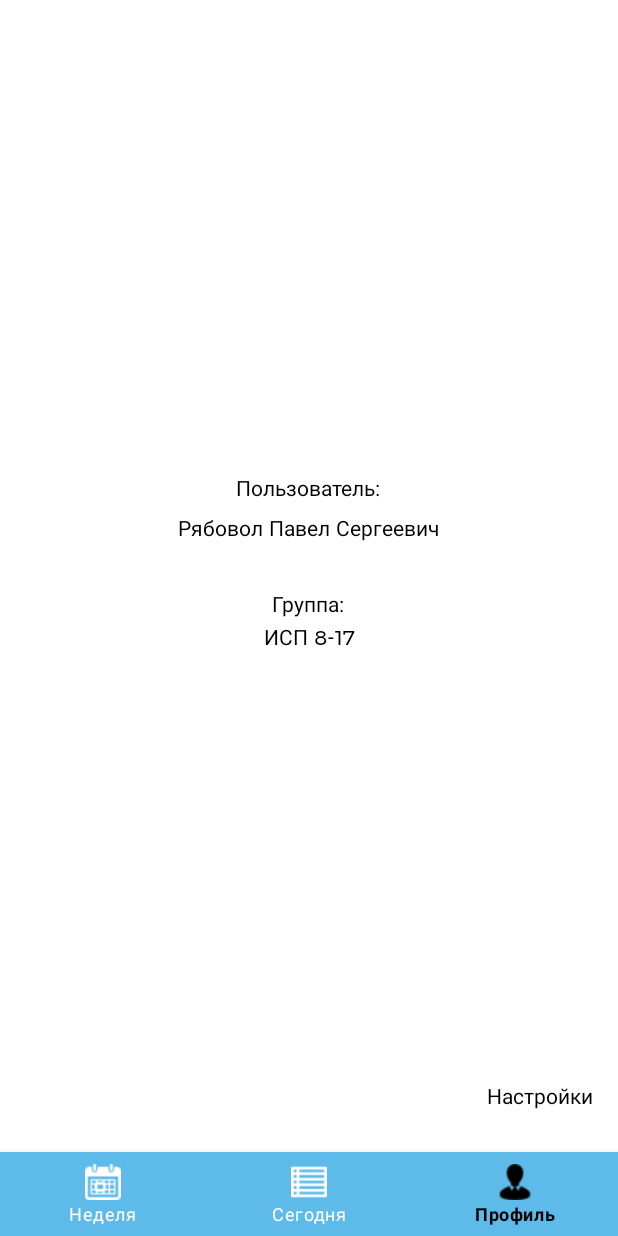
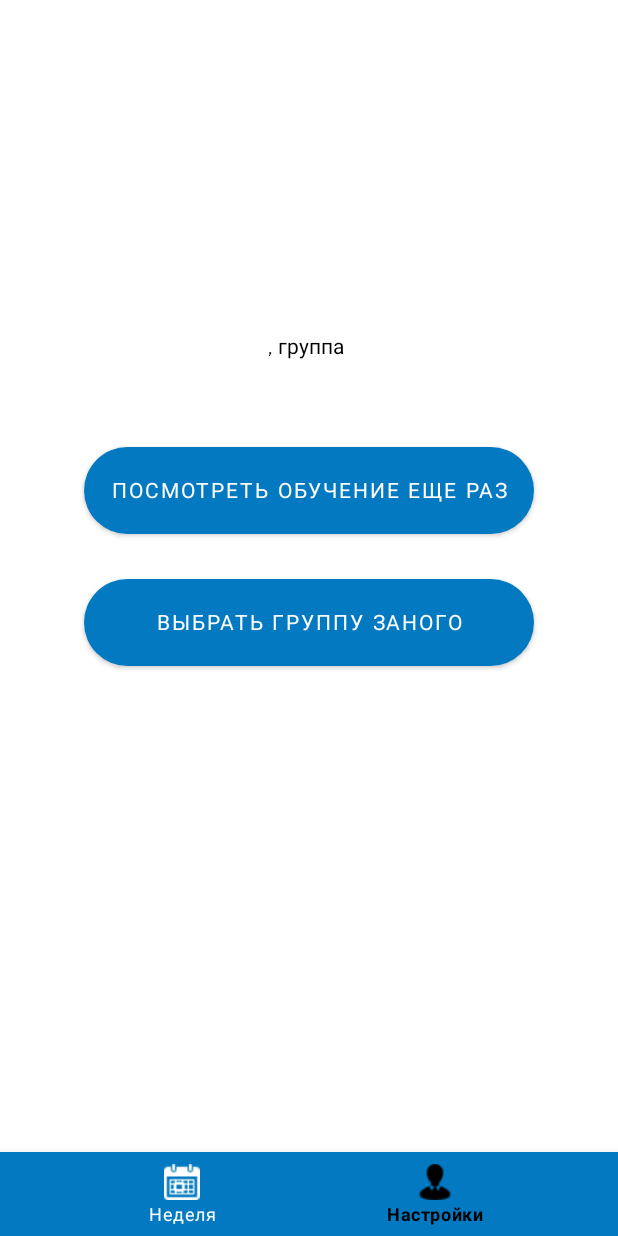
Before and after one commit to RealPepper/mobile_sheduleChenk, an Android app: the User screen opened directly, with no data from a screen before it, on a phone screen of 412 x 824 dp. Run offline under Robolectric (Android 15) with nearby library versions, the phone set to English and light mode, and no system bars.

Commit message:
мелкие доработки

```diff
--- a/app/src/main/java/com/example/schedulechenk/activities/ChoiceActivity.java
+++ b/app/src/main/java/com/example/schedulechenk/activities/ChoiceActivity.java
@@ -58,6 +58,7 @@ public class ChoiceActivity extends AppCompatActivity implements ClickListeners
         recyclerInitialization.CourseInitialization(activityChoiseBinding,this, this);
 
         setSharedPreferences("complexId",complexId);
+        setSharedPreferences("complexName",complexModel.getComplexName());
     }
 
     @Override
@@ -68,6 +69,7 @@ public class ChoiceActivity extends AppCompatActivity implements ClickListeners
     @Override
     public void onGroupClick(GroupModel groupModel) {
         setSharedPreferences("group",groupModel.getGroupId());
+        setSharedPreferences("groupName",groupModel.getGroup());
         Intent intent= new Intent(this, Weekly.class);
         startActivity(intent);
     }
--- a/app/src/main/java/com/example/schedulechenk/activities/GuideActivity.java
+++ b/app/src/main/java/com/example/schedulechenk/activities/GuideActivity.java
@@ -15,6 +15,7 @@ import androidx.viewpager2.widget.ViewPager2;
 import com.example.schedulechenk.adapters.GuideAdapter;
 import com.example.schedulechenk.GuideItem;
 import com.example.schedulechenk.R;
+import com.example.schedulechenk.fragments.Weekly;
 
 import java.util.ArrayList;
 import java.util.List;
@@ -38,6 +39,7 @@ public class GuideActivity extends AppCompatActivity {
         final ViewPager2 guideViewPager = findViewById(R.id.guideViewPager);
         guideViewPager.setAdapter(guideAdapter);
 
+        Bundle extras =getIntent().getExtras();
 
         setupGuideIndicators();
         setCurrentGuideIndicators(0);
@@ -57,6 +59,12 @@ public class GuideActivity extends AppCompatActivity {
                 if(guideViewPager.getCurrentItem() +1 < guideAdapter.getItemCount()){
                     guideViewPager.setCurrentItem(guideViewPager.getCurrentItem() + 1);
                 }else{
+                    if(extras != null) {
+                        if(extras.getBoolean("isRepeat")){
+                            startActivity(new Intent(getApplicationContext(), Weekly.class));
+                            finish();
+                        }
+                    }
                     startActivity(new Intent(getApplicationContext(), ChoiceActivity.class));
                     finish();
                 }
--- a/app/src/main/java/com/example/schedulechenk/activities/SplashActivity.java
+++ b/app/src/main/java/com/example/schedulechenk/activities/SplashActivity.java
@@ -7,6 +7,7 @@ import android.content.SharedPreferences;
 import android.os.Bundle;
 
 import com.example.schedulechenk.activities.GuideActivity;
+import com.example.schedulechenk.fragments.Weekly;
 import com.example.schedulechenk.models.ComplexModel;
 import com.example.schedulechenk.parser.Parser;
 
@@ -17,14 +18,25 @@ public class SplashActivity extends AppCompatActivity {
 
     private static final String PREFERENCES_NAME = "check_launch";
     SharedPreferences sp;
+    SharedPreferences sharedPreferences;
+    private static final String PREFERENCES_NAME_CHOICE = "user_choice";
 
     @Override
     protected void onCreate(Bundle savedInstanceState) {
         super.onCreate(savedInstanceState);
+        sharedPreferences = getSharedPreferences(PREFERENCES_NAME_CHOICE,MODE_PRIVATE);
+        int complexId = sharedPreferences.getInt("complexId", 0),
+            groupId = sharedPreferences.getInt("group",0);
 
         if(isLaunching()){
-            Intent intent = new Intent(this, ChoiceActivity.class);
-            startActivity(intent);
+            if(complexId != 0 && groupId !=0){
+                Intent intent = new Intent(this, Weekly.class);
+                startActivity(intent);
+            }else{
+                Intent intent = new Intent(this, ChoiceActivity.class);
+                startActivity(intent);
+            }
+
         }else{
             Intent intent = new Intent(this, GuideActivity.class);
             startActivity(intent);
--- a/app/src/main/java/com/example/schedulechenk/fragments/Daily.java
+++ b/app/src/main/java/com/example/schedulechenk/fragments/Daily.java
@@ -6,11 +6,13 @@ import androidx.appcompat.app.AppCompatActivity;
 import android.content.Intent;
 import android.os.Bundle;
 import android.view.MenuItem;
+import android.widget.TextView;
 
 import com.example.schedulechenk.R;
 import com.google.android.material.bottomnavigation.BottomNavigationView;
 
 public class Daily extends AppCompatActivity {
+
 
     @Override
     protected void onCreate(Bundle savedInstanceState) {
@@ -19,12 +21,11 @@ public class Daily extends AppCompatActivity {
 
 
 
-        BottomNavigationView bottomNavigationView = findViewById(R.id.bottom_navigation);
 
 
-        bottomNavigationView.setSelectedItemId(R.id.navigation_daily);
 
-
+        BottomNavigationView bottomNavigationView = findViewById(R.id.bottom_navigation);
+        //bottomNavigationView.setSelectedItemId(R.id.navigation_daily);
         bottomNavigationView.setOnNavigationItemSelectedListener(new BottomNavigationView.OnNavigationItemSelectedListener() {
             @Override
             public boolean onNavigationItemSelected(@NonNull MenuItem menuItem) {
@@ -35,9 +36,9 @@ public class Daily extends AppCompatActivity {
                                 Weekly.class));
                         overridePendingTransition(0,0);
                         return true;
-                    case R.id.navigation_daily:
+                    /*case R.id.navigation_daily:
 
-                        return true;
+                        return true;*/
                     case R.id.navigation_user:
                         startActivity(new Intent(getApplicationContext(),
                                 User.class));
@@ -49,7 +50,4 @@ public class Daily extends AppCompatActivity {
         });
 
     }
-
-
-
 }
--- a/app/src/main/java/com/example/schedulechenk/fragments/User.java
+++ b/app/src/main/java/com/example/schedulechenk/fragments/User.java
@@ -4,26 +4,56 @@ import androidx.annotation.NonNull;
 import androidx.appcompat.app.AppCompatActivity;
 
 import android.content.Intent;
+import android.content.SharedPreferences;
 import android.os.Bundle;
 import android.view.MenuItem;
+import android.view.View;
+import android.widget.Button;
+import android.widget.TextView;
 
 import com.example.schedulechenk.R;
+import com.example.schedulechenk.activities.ChoiceActivity;
+import com.example.schedulechenk.activities.GuideActivity;
 import com.google.android.material.bottomnavigation.BottomNavigationView;
 
 public class User extends AppCompatActivity {
+
+    private SharedPreferences sharedPreferences;
+    private static final String PREFERENCES_NAME = "user_choice";
+    private Button repeatChoiceSettings,
+                   showGuideText;
+    private TextView groupAndCorpusText;
 
     @Override
     protected void onCreate(Bundle savedInstanceState) {
         super.onCreate(savedInstanceState);
         setContentView(R.layout.activity_user);
 
+        groupAndCorpusText = findViewById(R.id.groupAndCorpusSettings);
+        showGuideText = findViewById(R.id.showGuideSettings);
+        repeatChoiceSettings = findViewById(R.id.repeatChoiceSettings);
+
+        sharedPreferences = getSharedPreferences(PREFERENCES_NAME,MODE_PRIVATE);
+
+        String group = sharedPreferences.getString("groupName",""),
+               complex = sharedPreferences.getString("complexName","");
+        String groupAndComplex = complex + ", группа " + group;
+
+        groupAndCorpusText.setText(groupAndComplex);
+
+
+        showGuideText.setOnClickListener(v -> {
+            Intent intentGuide = new Intent(getApplicationContext(), GuideActivity.class);
+            intentGuide.putExtra("isRepeat", true);
+            startActivity(intentGuide);
+        });
+        repeatChoiceSettings.setOnClickListener(v -> {
+            Intent intentChoice = new Intent(getApplicationContext(), ChoiceActivity.class);
+            startActivity(intentChoice);
+        });
 
         BottomNavigationView bottomNavigationView = findViewById(R.id.bottom_navigation);
-
-
         bottomNavigationView.setSelectedItemId(R.id.navigation_user);
-
-
         bottomNavigationView.setOnNavigationItemSelectedListener(new BottomNavigationView.OnNavigationItemSelectedListener() {
             @Override
             public boolean onNavigationItemSelected(@NonNull MenuItem menuItem) {
@@ -34,11 +64,11 @@ public class User extends AppCompatActivity {
                                 Weekly.class));
                         overridePendingTransition(0,0);
                         return true;
-                    case R.id.navigation_daily:
+                    /*case R.id.navigation_daily:
                         startActivity(new Intent(getApplicationContext(),
                                 Daily.class));
                         overridePendingTransition(0,0);
-                        return true;
+                        return true;*/
                     case R.id.navigation_user:
 
                         return true;
--- a/app/src/main/java/com/example/schedulechenk/fragments/Weekly.java
+++ b/app/src/main/java/com/example/schedulechenk/fragments/Weekly.java
@@ -46,11 +46,11 @@ public class Weekly extends AppCompatActivity {
                 case R.id.navigation_weekly:
 
                     return true;
-                case R.id.navigation_daily:
+                /*case R.id.navigation_daily:
                     startActivity(new Intent(getApplicationContext(),
                             Daily.class));
                     overridePendingTransition(0,0);
-                    return true;
+                    return true;*/
                 case R.id.navigation_user:
                     startActivity(new Intent(getApplicationContext(),
                             User.class));
--- a/app/src/main/java/com/example/schedulechenk/parser/Parser.java
+++ b/app/src/main/java/com/example/schedulechenk/parser/Parser.java
@@ -138,16 +138,25 @@ public class Parser {
 
                 Elements scheduleTable = sheduleDocument.getElementsByTag("td");
 
+                for(Element tdElement:scheduleTable){
 
-                for(Element tdElement:scheduleTable){
                     List<PairModel> pairModels = new ArrayList<>();
+
                     for(Element lessonElement:tdElement.children().get(1).children()){
 
+                        PairModel pairModel = new PairModel();
+
+
                         Elements firstElementInLessonDiv = lessonElement.children().first().children();
+
+                        if(lessonElement.children().last().children().size() != 0){
                             Elements secondElementInLessonDiv = lessonElement.children().last().children().get(0).children();
                             Elements thridElementInLessonDiv = lessonElement.children().last().children().get(1).children();
 
-                        PairModel pairModel = new PairModel();
+                            pairModel.setDiscipline(secondElementInLessonDiv.first().text());
+
+                            if(lessonElement.getElementsByTag("sup").size() != 0)
+                                pairModel.setIsCancel(secondElementInLessonDiv.last().text());
 
                             pairModel.setPair(firstElementInLessonDiv.get(0).text());
 
@@ -155,23 +164,24 @@ public class Parser {
 
                             pairModel.setEndTime(firstElementInLessonDiv.get(2).text());
 
-                        pairModel.setDiscipline(secondElementInLessonDiv.first().text());
-
-                        if(lessonElement.getElementsByTag("sup").size() != 0)
-                            pairModel.setIsCancel(secondElementInLessonDiv.last().text());
-
                             pairModel.setEducator(thridElementInLessonDiv.first().children().first().text());
 
                             pairModel.setCabinet(thridElementInLessonDiv.last().text());
 
+                        }else {
+                            pairModel.setCabinet("отсутствует");
+                            pairModel.setPair(firstElementInLessonDiv.get(0).text());
+                            pairModel.setStartTime(firstElementInLessonDiv.get(1).text());
+                            pairModel.setEndTime(firstElementInLessonDiv.get(2).text());
+                        }
                         pairModels.add(pairModel);
                     }
+
                     ScheduleModel scheduleModel = new ScheduleModel();
 
                     scheduleModel.setWeek(sheduleDocument.getElementsByTag("span").get(3).text());
 
                     scheduleModel.setDay(tdElement.children().get(0).text());
-
 
                     scheduleModel.setPairModels(pairModels);
 
--- a/app/src/main/res/layout/activity_user.xml
+++ b/app/src/main/res/layout/activity_user.xml
@@ -7,103 +7,13 @@
     android:layout_height="match_parent"
     tools:context=".fragments.User">
 
-    <TextView
-        android:id="@+id/fio_view"
-        android:layout_width="wrap_content"
-        android:layout_height="wrap_content"
-        android:layout_above="@+id/bottom_navigation"
-        android:layout_alignParentStart="true"
-        android:layout_alignParentLeft="true"
-        android:layout_alignParentTop="true"
-        android:layout_alignParentEnd="true"
-        android:layout_alignParentRight="true"
-        android:fontFamily="@font/montserrat"
-        android:text="Пользователь:"
-        android:textColor="#000000"
-        app:layout_constraintBottom_toTopOf="@+id/bottom_navigation"
-        app:layout_constraintEnd_toEndOf="parent"
-        app:layout_constraintHorizontal_bias="0.498"
-        app:layout_constraintStart_toStartOf="parent"
-        app:layout_constraintTop_toTopOf="parent"
-        app:layout_constraintVertical_bias="0.422" />
-
-    <TextView
-        android:id="@+id/groupView"
-        android:layout_width="wrap_content"
-        android:layout_height="wrap_content"
-        android:layout_above="@+id/bottom_navigation"
-        android:layout_alignParentStart="true"
-        android:layout_alignParentLeft="true"
-        android:layout_alignParentTop="true"
-        android:layout_alignParentEnd="true"
-        android:layout_alignParentRight="true"
-        android:fontFamily="@font/montserrat"
-        android:text="Группа:"
-        android:textColor="#000000"
-        app:layout_constraintBottom_toTopOf="@+id/bottom_navigation"
-        app:layout_constraintEnd_toEndOf="parent"
-        app:layout_constraintHorizontal_bias="0.498"
-        app:layout_constraintStart_toStartOf="parent"
-        app:layout_constraintTop_toBottomOf="@+id/fio_text"
-        app:layout_constraintVertical_bias="0.075" />
-
-    <TextView
-        android:id="@+id/group_text"
-        android:layout_width="wrap_content"
-        android:layout_height="wrap_content"
-        android:layout_above="@+id/bottom_navigation"
-        android:layout_alignParentStart="true"
-        android:layout_alignParentLeft="true"
-        android:layout_alignParentTop="true"
-        android:layout_alignParentEnd="true"
-        android:layout_alignParentRight="true"
-        android:fontFamily="@font/montserrat"
-        android:text="ИСП 8-17"
-        android:textColor="#000000"
-        app:layout_constraintBottom_toTopOf="@+id/bottom_navigation"
-        app:layout_constraintEnd_toEndOf="parent"
-        app:layout_constraintStart_toStartOf="parent"
-        app:layout_constraintTop_toBottomOf="@+id/groupView"
-        app:layout_constraintVertical_bias="0.0" />
-
-    <TextView
-        android:id="@+id/fio_text"
-        android:layout_width="wrap_content"
-        android:layout_height="wrap_content"
-        android:layout_above="@+id/bottom_navigation"
-        android:layout_alignParentStart="true"
-        android:layout_alignParentLeft="true"
-        android:layout_alignParentTop="true"
-        android:layout_alignParentEnd="true"
-        android:layout_alignParentRight="true"
-        android:fontFamily="@font/montserrat"
-        android:text="Рябовол Павел Сергеевич"
-        android:textColor="#000000"
-        app:layout_constraintBottom_toTopOf="@+id/bottom_navigation"
-        app:layout_constraintEnd_toEndOf="parent"
-        app:layout_constraintHorizontal_bias="0.498"
-        app:layout_constraintStart_toStartOf="parent"
-        app:layout_constraintTop_toBottomOf="@+id/fio_view"
-        app:layout_constraintVertical_bias="0.011" />
-
-    <TextView
-        android:id="@+id/settingsButton"
-        android:layout_width="wrap_content"
-        android:layout_height="wrap_content"
-        android:layout_marginBottom="28dp"
-        android:text="Настройки"
-        android:textColor="#000000"
-        app:layout_constraintBottom_toTopOf="@+id/bottom_navigation"
-        app:layout_constraintEnd_toEndOf="parent"
-        app:layout_constraintHorizontal_bias="0.952"
-        app:layout_constraintStart_toStartOf="parent" />
-
     <com.google.android.material.bottomnavigation.BottomNavigationView
         android:id="@+id/bottom_navigation"
         android:layout_width="match_parent"
         android:layout_height="wrap_content"
         android:layout_alignParentBottom="true"
-        app:itemBackground="@color/colorSecondary"
+        app:itemBackground="@color/colorPrimary"
+        android:background="@color/colorPrimary"
         app:itemIconTint="@drawable/selector"
         app:itemTextColor="@drawable/selector"
         app:layout_constraintBottom_toBottomOf="parent"
@@ -111,4 +21,40 @@
         app:layout_constraintStart_toStartOf="parent"
         app:menu="@menu/bottom_nav_menu" />
 
+    <TextView
+        android:id="@+id/groupAndCorpusSettings"
+        android:layout_width="wrap_content"
+        android:layout_height="wrap_content"
+        android:layout_marginTop="220dp"
+        android:fontFamily="@font/montserrat"
+        android:text=""
+        android:textColor="#000000"
+        app:layout_constraintEnd_toEndOf="parent"
+        app:layout_constraintStart_toStartOf="parent"
+        app:layout_constraintTop_toTopOf="parent" />
+
+    <Button
+        android:id="@+id/showGuideSettings"
+        android:layout_width="300dp"
+        android:layout_height="70dp"
+        android:layout_marginTop="50dp"
+        android:fontFamily="@font/montserrat"
+        android:text="Посмотреть обучение еще раз"
+        app:cornerRadius="30dp"
+        app:layout_constraintEnd_toEndOf="parent"
+        app:layout_constraintStart_toStartOf="parent"
+        app:layout_constraintTop_toBottomOf="@+id/groupAndCorpusSettings" />
+
+    <Button
+        android:id="@+id/repeatChoiceSettings"
+        android:layout_width="300dp"
+        android:layout_height="70dp"
+        android:layout_marginTop="18dp"
+        android:fontFamily="@font/montserrat"
+        android:text="выбрать группу заного"
+        app:layout_constraintEnd_toEndOf="parent"
+        app:layout_constraintStart_toStartOf="parent"
+        app:layout_constraintTop_toBottomOf="@+id/showGuideSettings"
+        app:cornerRadius="30dp"/>
+
 </androidx.constraintlayout.widget.ConstraintLayout>
--- a/app/src/main/res/layout/activity_weekly.xml
+++ b/app/src/main/res/layout/activity_weekly.xml
@@ -17,7 +17,8 @@
             android:layout_height="wrap_content"
             android:id="@+id/bottom_navigation"
             app:menu="@menu/bottom_nav_menu"
-            app:itemBackground="@color/colorSecondary"
+            app:itemBackground="@color/colorPrimary"
+            android:background="@color/colorPrimary"
             app:itemTextColor="@drawable/selector"
             app:itemIconTint="@drawable/selector"
             android:layout_alignParentBottom="true" />
--- a/app/src/main/res/layout/item_container_schedule.xml
+++ b/app/src/main/res/layout/item_container_schedule.xml
@@ -51,7 +51,7 @@
             android:layout_marginTop="17dp"
             android:fontFamily="@font/montserrat"
             android:text="@{pair.isCancel}"
-            android:textColor="#6DCBFF"
+            android:textColor="@color/redText"
             android:textSize="12sp"
             app:layout_constraintEnd_toEndOf="parent"
             app:layout_constraintHorizontal_bias="0.04"
@@ -64,7 +64,7 @@
             android:layout_height="wrap_content"
             android:layout_marginStart="10dp"
             android:fontFamily="@font/montserrat_semi_bold"
-            android:text="@{pair.discipline}"
+            android:text='@{pair.discipline}'
             android:textColor="#000000"
             android:textSize="14sp"
             app:layout_constraintBottom_toBottomOf="parent"
@@ -90,9 +90,9 @@
             android:layout_width="wrap_content"
             android:layout_height="wrap_content"
             android:layout_marginStart="10dp"
-            android:layout_marginTop="8dp"
+            android:layout_marginTop="4dp"
             android:fontFamily="@font/montserrat"
-            android:text='@{"Кабинет "+pair.cabinet}'
+            android:text='@{"Кабинет " + pair.cabinet}'
             android:textColor="@color/colorSecondaryText"
             android:textSize="12sp"
             app:layout_constraintBottom_toBottomOf="parent"
--- a/app/src/main/res/menu/bottom_nav_menu.xml
+++ b/app/src/main/res/menu/bottom_nav_menu.xml
@@ -6,10 +6,10 @@
         android:icon="@drawable/week_shedule_icon"
         android:title="@string/label_for_bottom_menu_1" />
 
-    <item
+    <!--<item
         android:id="@+id/navigation_daily"
         android:icon="@drawable/daily_shedule_icon"
-        android:title="@string/label_for_bottom_menu_2" />
+        android:title="@string/label_for_bottom_menu_2" />-->
 
     <item
         android:id="@+id/navigation_user"
--- a/app/src/main/res/values/strings.xml
+++ b/app/src/main/res/values/strings.xml
@@ -11,5 +11,5 @@
 
     <string name="label_for_bottom_menu_1">Неделя</string>
     <string name="label_for_bottom_menu_2">Сегодня</string>
-    <string name="label_for_bottom_menu_3">Профиль</string>
+    <string name="label_for_bottom_menu_3">Настройки</string>
 </resources>
```
Lines whose indentation alone changed are shown as unchanged.
